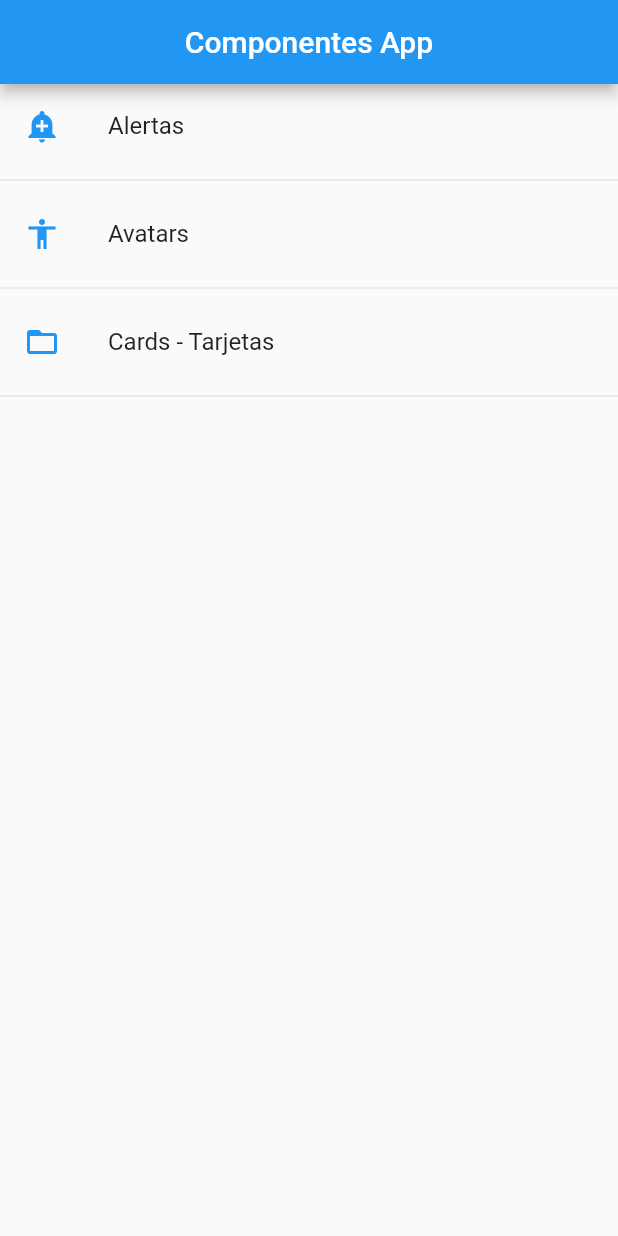
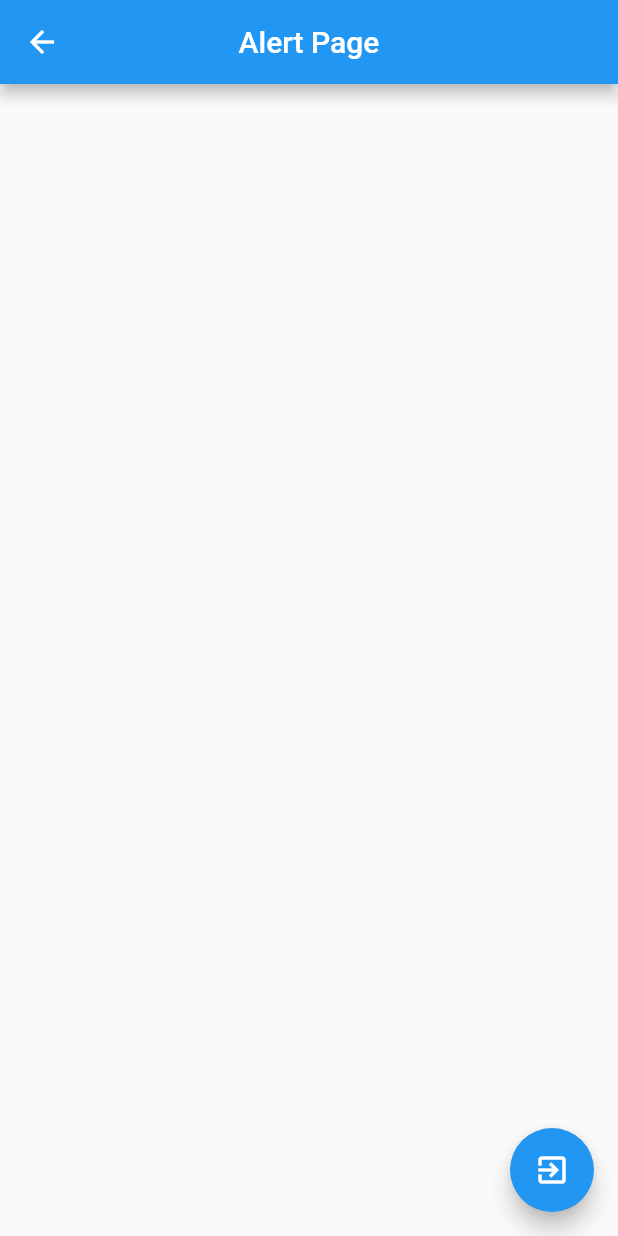
Before and after one commit to KestlerBarrios/ComponentesApp, a Flutter app: the screen it shows after launch, after a tap on "Alertas", on a phone screen of 412 x 824 dp. Run offline on Flutter 3.47's test engine with Material 2 defaults, Android fonts, the phone set to English and light mode, and no system bars.

Commit message:
Navegando con rutas entre pantallas

```diff
--- /dev/null
+++ b/lib/src/pages/alert_page.dart
@@ -0,0 +1,18 @@
+import 'package:flutter/material.dart';
+
+class AlertPage extends StatelessWidget {
+  @override
+  Widget build(BuildContext context) {
+    return Scaffold(
+      appBar: AppBar(
+        centerTitle: true,
+        title: Text('Alert Page'),
+      ),
+      floatingActionButton: FloatingActionButton(
+          child: Icon(Icons.exit_to_app),
+          onPressed: () {
+            Navigator.pop(context);
+          }),
+    );
+  }
+}
--- a/lib/src/pages/home_page.dart
+++ b/lib/src/pages/home_page.dart
@@ -1,3 +1,4 @@
+import 'package:componentes/src/pages/alert_page.dart';
 import 'package:componentes/src/providers/menu_provider.dart';
 import 'package:componentes/src/utils/icono_string_util.dart';
 import 'package:flutter/material.dart';
@@ -22,12 +23,12 @@ class HomePage extends StatelessWidget {
           print('builder');
           print(snapshot.data);
           return ListView(
-            children: _listItems(snapshot.data),
+            children: _listItems(snapshot.data, context),
           );
         });
   }
 
-  List<Widget> _listItems(List<dynamic> data) {
+  List<Widget> _listItems(List<dynamic> data, BuildContext context) {
     final List<Widget> opciones = [];
     data.forEach((opt) {
       final widgetTemp = ListTile(
@@ -35,7 +36,11 @@ class HomePage extends StatelessWidget {
           opt['texto'],
         ),
         leading: getIcon(opt['icon']),
-        onTap: () {},
+        trailing: Icon(Icons.keyboard_arrow_right),
+        onTap: () {
+          final route = MaterialPageRoute(builder: (context) => AlertPage());
+          Navigator.push(context, route);
+        },
       );
       opciones..add(widgetTemp)..add(Divider());
     });
```
Also changed, not shown: lib/src/pages/avatar_page.dart (added, +14 -0 lines).
